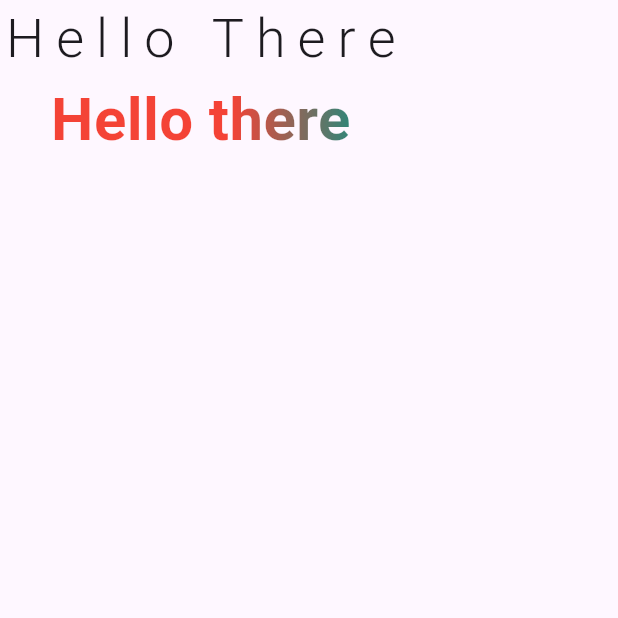
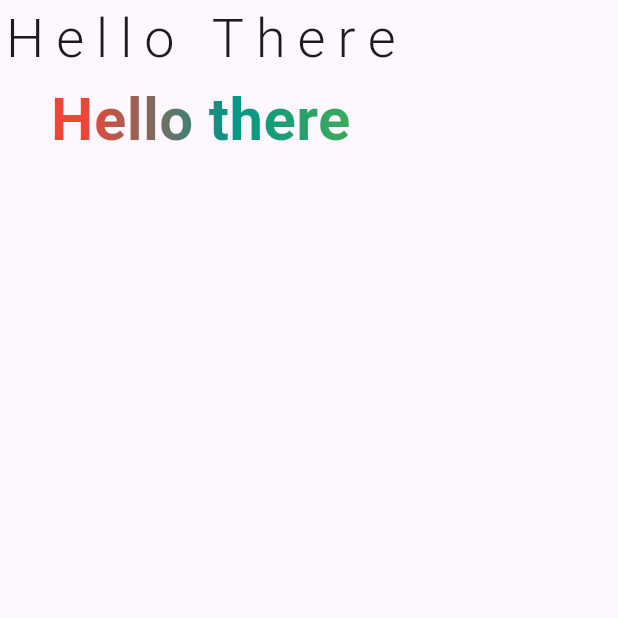
Before and after one commit to satyaroutray1/text_animations, a Flutter app: the screen it shows after launch, on a phone screen of 412 x 824 dp, the top half of it. Run offline on Flutter 3.47's test engine with Material 3 defaults, Android fonts, the phone set to English and light mode, and no system bars.

Commit message:
goes till length of text

```diff
--- a/example/lib/main.dart
+++ b/example/lib/main.dart
@@ -169,7 +169,7 @@ class _GradientTextState extends State<GradientText> with SingleTickerProviderSt
   void initState() {
     super.initState();
     _animationController = AnimationController(vsync: this, duration: Duration(seconds: 3));
-    _animation = Tween<double>(begin: 0, end: 200).animate(_animationController)
+    _animation = Tween<double>(begin: -.5, end: .5).animate(_animationController)
     ..addListener((){
       setState(() {
 
@@ -189,7 +189,7 @@ class _GradientTextState extends State<GradientText> with SingleTickerProviderSt
     return ShaderMask(
       blendMode: BlendMode.srcIn,
       shaderCallback: (Rect bounds) {
-        final rect = bounds.shift(Offset(_animation.value, 5));
+        final rect = bounds.shift(Offset(_animation.value*bounds.width, 5));
         return textGradient.createShader(rect);
       },
       child: Text('Hello there', style: TextStyle(
```
